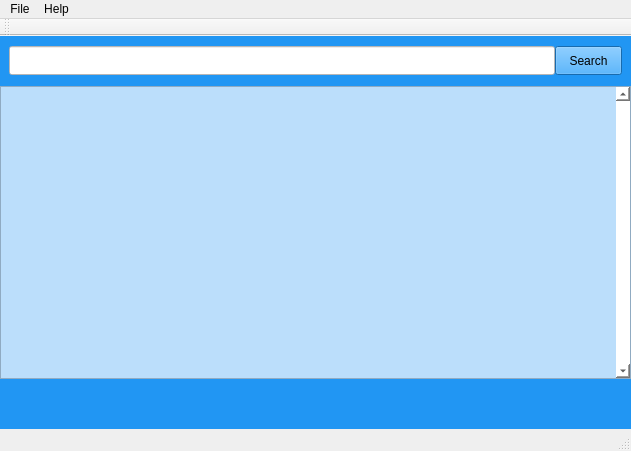
Old version of the form Source/mainwindow.ui in the repository duy0503/Flashcards-App-in-Qt.
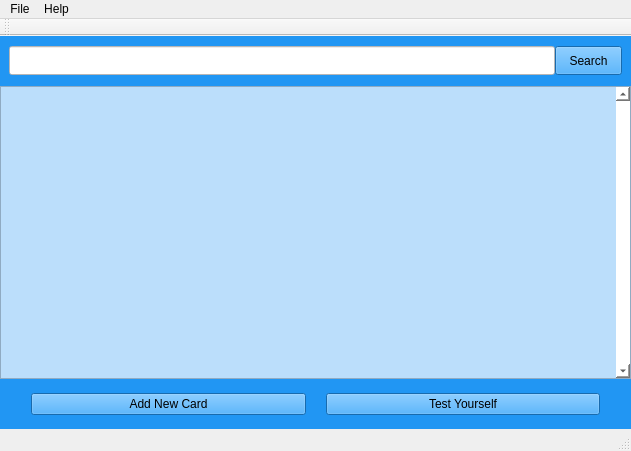
New version of the form.

Commit message: Added new buttons on the mainwindow

What changed in the file:
```diff
--- a/Source/mainwindow.ui
+++ b/Source/mainwindow.ui
@@ -191,6 +191,129 @@
 	background-color: #2196f3;
 }</string>
       </property>
+      <layout class="QHBoxLayout" name="horizontalLayout_4">
+       <item>
+        <layout class="QHBoxLayout" name="horizontalLayout_3">
+         <property name="spacing">
+          <number>20</number>
+         </property>
+         <property name="leftMargin">
+          <number>20</number>
+         </property>
+         <property name="rightMargin">
+          <number>20</number>
+         </property>
+         <item>
+          <widget class="QPushButton" name="AddNewCardButton">
+           <property name="palette">
+            <palette>
+             <active>
+              <colorrole role="Button">
+               <brush brushstyle="SolidPattern">
+                <color alpha="255">
+                 <red>114</red>
+                 <green>243</green>
+                 <blue>33</blue>
+                </color>
+               </brush>
+              </colorrole>
+              <colorrole role="Base">
+               <brush brushstyle="SolidPattern">
+                <color alpha="255">
+                 <red>33</red>
+                 <green>150</green>
+                 <blue>243</blue>
+                </color>
+               </brush>
+              </colorrole>
+              <colorrole role="Window">
+               <brush brushstyle="SolidPattern">
+                <color alpha="255">
+                 <red>33</red>
+                 <green>150</green>
+                 <blue>243</blue>
+                </color>
+               </brush>
+              </colorrole>
+             </active>
+             <inactive>
+              <colorrole role="Button">
+               <brush brushstyle="SolidPattern">
+                <color alpha="255">
+                 <red>114</red>
+                 <green>243</green>
+                 <blue>33</blue>
+                </color>
+               </brush>
+              </colorrole>
+              <colorrole role="Base">
+               <brush brushstyle="SolidPattern">
+                <color alpha="255">
+                 <red>33</red>
+                 <green>150</green>
+                 <blue>243</blue>
+                </color>
+               </brush>
+              </colorrole>
+              <colorrole role="Window">
+               <brush brushstyle="SolidPattern">
+                <color alpha="255">
+                 <red>33</red>
+                 <green>150</green>
+                 <blue>243</blue>
+                </color>
+               </brush>
+              </colorrole>
+             </inactive>
+             <disabled>
+              <colorrole role="Button">
+               <brush brushstyle="SolidPattern">
+                <color alpha="255">
+                 <red>114</red>
+                 <green>243</green>
+                 <blue>33</blue>
+                </color>
+               </brush>
+              </colorrole>
+              <colorrole role="Base">
+               <brush brushstyle="SolidPattern">
+                <color alpha="255">
+                 <red>33</red>
+                 <green>150</green>
+                 <blue>243</blue>
+                </color>
+               </brush>
+              </colorrole>
+              <colorrole role="Window">
+               <brush brushstyle="SolidPattern">
+                <color alpha="255">
+                 <red>33</red>
+                 <green>150</green>
+                 <blue>243</blue>
+                </color>
+               </brush>
+              </colorrole>
+             </disabled>
+            </palette>
+           </property>
+           <property name="autoFillBackground">
+            <bool>false</bool>
+           </property>
+           <property name="text">
+            <string>Add New Card</string>
+           </property>
+          </widget>
+         </item>
+         <item>
+          <widget class="QPushButton" name="TestYourselfButton">
+           <property name="text">
+            <string>Test Yourself</string>
+           </property>
+          </widget>
+         </item>
+        </layout>
+       </item>
+      </layout>
      </widget>
     </item>
    </layout>
```
The commit also changes 2 other files.
